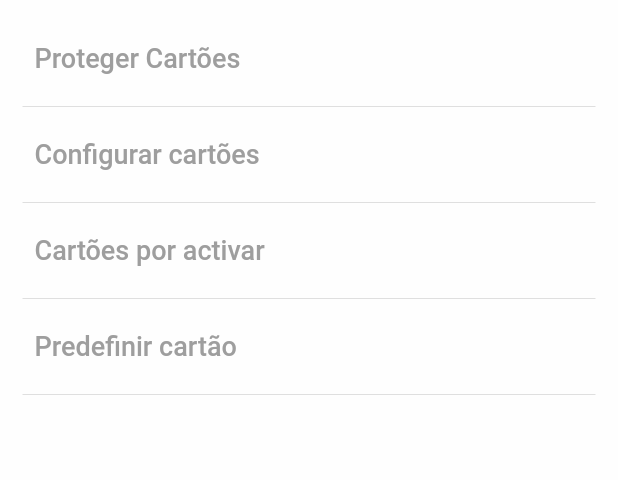
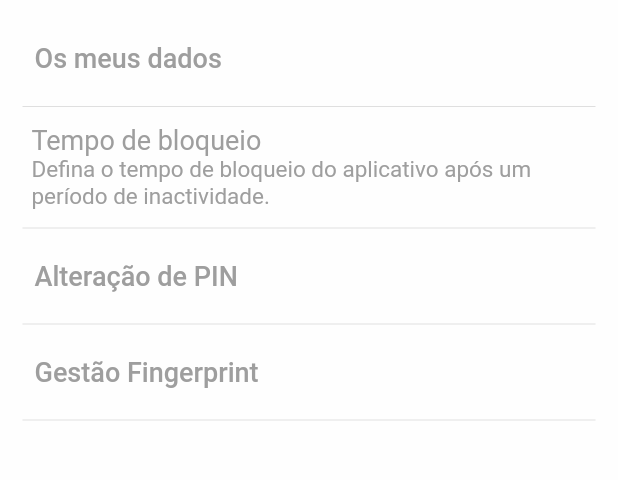
Before and after one commit to adilsontchameia/my_challenges, a Flutter app: the screen it shows after launch, on a phone screen of 412 x 824 dp, the part 84-564 px from its top. Run offline on Flutter 3.47's test engine with Material 2 defaults, Android fonts, the phone set to English and light mode, and no system bars; our stand-ins replace carousel_slider, local_auth.

Commit message:
settings screen created

```diff
--- a/express_clone/lib/main.dart
+++ b/express_clone/lib/main.dart
@@ -1,4 +1,4 @@
-import 'package:express_clone/src/screens/card_managment/card_managment.dart';
+import 'package:express_clone/src/screens/configurations/settings.dart';
 import 'package:flutter/material.dart';
 import 'package:flutter/services.dart';
 
@@ -15,7 +15,7 @@ class MyApp extends StatelessWidget {
   Widget build(BuildContext context) {
     return MaterialApp(
       debugShowCheckedModeBanner: false,
-      home: CardManagment(),
+      home: SettingsScreen(),
 
       //home: SplashScreen(),
     );
--- /dev/null
+++ b/express_clone/lib/src/screens/configurations/settings.dart
@@ -0,0 +1,89 @@
+import 'package:express_clone/src/screens/home/home_screen.dart';
+import 'package:express_clone/utils/consts.dart';
+import 'package:express_clone/widgets/app_bar.dart';
+import 'package:flutter/material.dart';
+
+class SettingsScreen extends StatelessWidget {
+  const SettingsScreen({Key? key}) : super(key: key);
+
+  @override
+  Widget build(BuildContext context) {
+    return Scaffold(
+      appBar: customAppBar(),
+      drawer: customDrawer(),
+      body: Container(
+        color: backGroundColor,
+        child: Column(
+          children: [
+            Expanded(
+              child: ListView(
+                scrollDirection: Axis.vertical,
+                shrinkWrap: true,
+                padding: EdgeInsets.all(15.0),
+                children: [
+                  Column(
+                    crossAxisAlignment: CrossAxisAlignment.start,
+                    children: [
+                      TextButton(
+                          onPressed: () {
+                            print('Pressed');
+                          },
+                          child: Text(
+                            'Os meus dados',
+                            style:
+                                TextStyle(fontSize: 18.0, color: Colors.grey),
+                          )),
+                      Divider(),
+                      ListTile(
+                        title: Transform(
+                          transform: Matrix4.translationValues(-10, 0.0, 0.0),
+                          child: Text(
+                            'Tempo de bloqueio',
+                            style:
+                                TextStyle(fontSize: 18.0, color: Colors.grey),
+                          ),
+                        ),
+                        subtitle: Transform(
+                          transform: Matrix4.translationValues(-10, 0.0, 0.0),
+                          child: Text(
+                            'Defina o tempo de bloqueio do aplicativo após um período de inactividade.',
+                            style:
+                                TextStyle(fontSize: 15.0, color: Colors.grey),
+                          ),
+                        ),
+                        onTap: () {
+                          print('Pressed');
+                        },
+                      ),
+                      Divider(),
+                      TextButton(
+                          onPressed: () {
+                            print('Pressed');
+                          },
+                          child: Text(
+                            'Alteração de PIN',
+                            style:
+                                TextStyle(fontSize: 18.0, color: Colors.grey),
+                          )),
+                      Divider(),
+                      TextButton(
+                          onPressed: () {
+                            print('Pressed');
+                          },
+                          child: Text(
+                            'Gestão Fingerprint',
+                            style:
+                                TextStyle(fontSize: 18.0, color: Colors.grey),
+                          )),
+                      Divider(),
+                    ],
+                  ),
+                ],
+              ),
+            )
+          ],
+        ),
+      ),
+    );
+  }
+}
```
Also changed, not shown: express_clone/lib/src/screens/home/widgets/custom_list_title.dart (+6 -6 lines), express_clone/lib/src/screens/configurations/configurations.dart (deleted).
